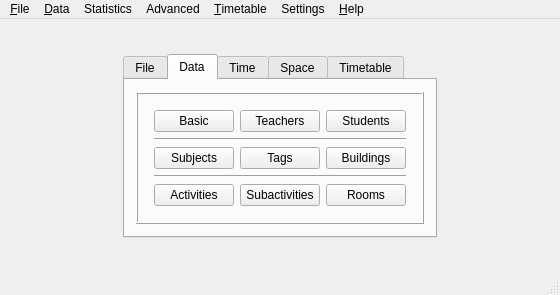
Before: the Qt Designer form fet/src/interface/fetmainform_template.ui in vonmecheln/fet, drawn with Qt 5.
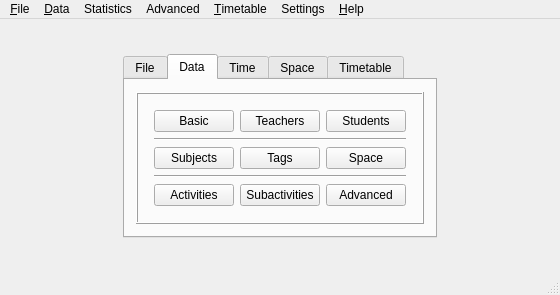
After: the same form once the commit is applied. The open tabs and pages were chosen to show the change.

```diff
--- a/fet/src/interface/fetmainform_template.ui
+++ b/fet/src/interface/fetmainform_template.ui
@@ -255,7 +255,7 @@
              <item row="2" column="2">
               <widget class="QPushButton" name="shortcutBuildingsPushButton">
                <property name="text">
-                <string comment="It is on the shortcuts tab buttons, so keep translation short">Buildings</string>
+                <string comment="It is on the shortcuts tab buttons, so keep translation short. It contains submenu for buildings and rooms">Space</string>
                </property>
               </widget>
              </item>
@@ -276,7 +276,7 @@
              <item row="4" column="2">
               <widget class="QPushButton" name="shortcutRoomsPushButton">
                <property name="text">
-                <string comment="It is on the shortcuts tab buttons, so keep translation short">Rooms</string>
+                <string comment="It is on the shortcuts tab buttons, so keep translation short. It contains submenu for activity planning">Advanced</string>
                </property>
               </widget>
              </item>
```
Left out of the diff: 121 changed lines with no effect on the pictures.
